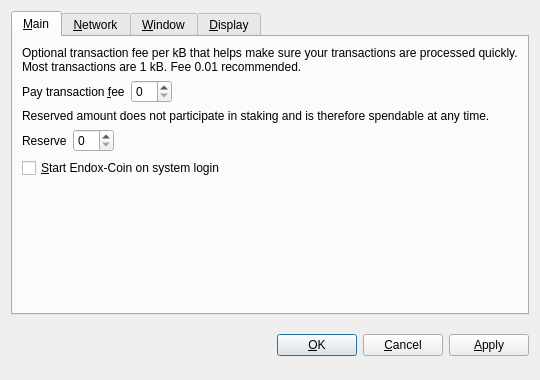
Above: src/qt/forms/optionsdialog.ui from SaltineChips/KatzCoin before the change. Below: the same form after it.
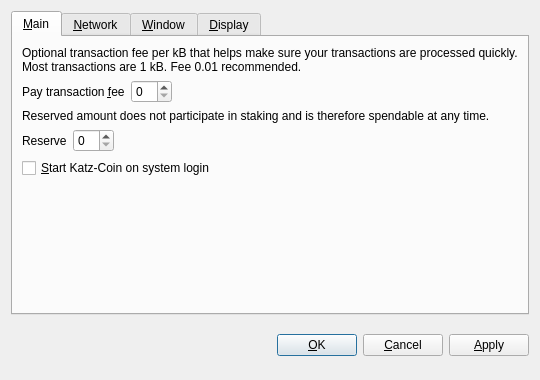
That is the form after the change. Custom widgets are drawn as their Qt base class.

Commit message:
Katz-Coin
-Instant TX
-BMW512
-VRX
-Gui User Options
-Masternodes
-More.

The edit to the form file:
```diff
--- a/src/qt/forms/optionsdialog.ui
+++ b/src/qt/forms/optionsdialog.ui
@@ -131,7 +131,7 @@
           <string>Automatically start Endox-Coin after logging in to the system.</string>
          </property>
          <property name="text">
-          <string>&amp;Start Endox-Coin on system login</string>
+          <string>&amp;Start Katz-Coin on system login</string>
          </property>
         </widget>
        </item>
```
Left out of the diff: 14 changed lines with no effect on the pictures. The commit also changes 285 other files.
